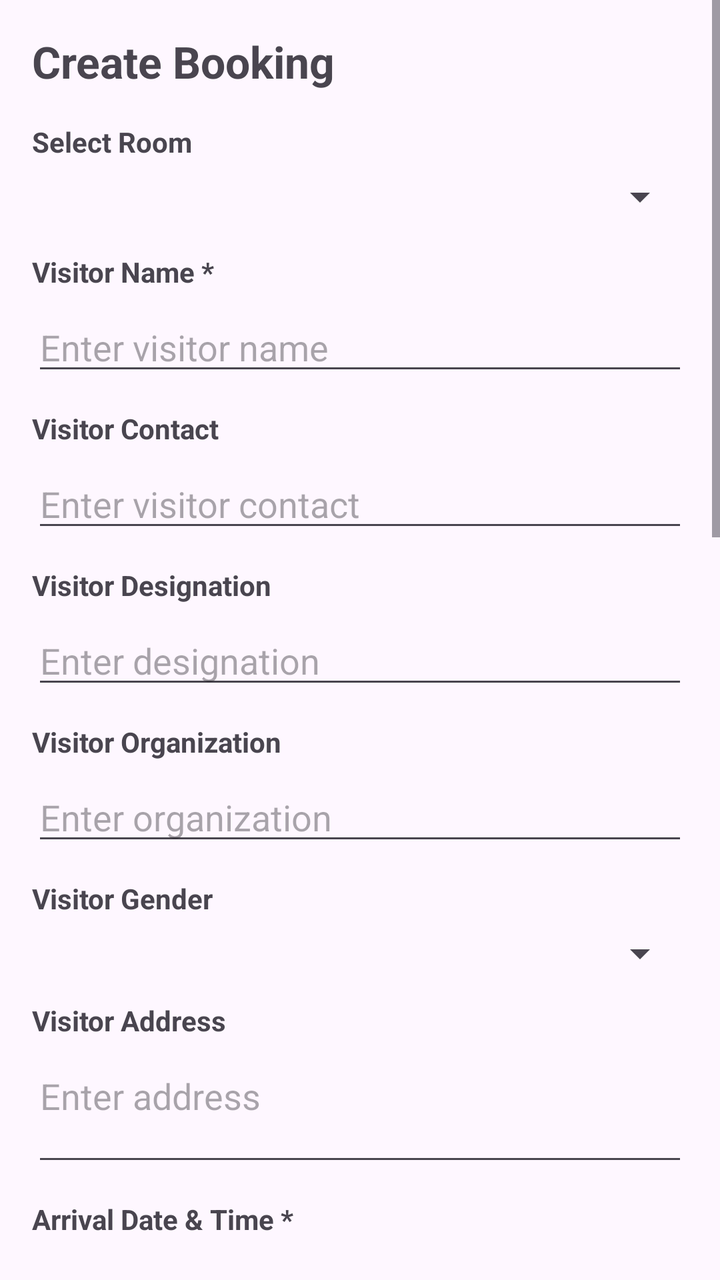
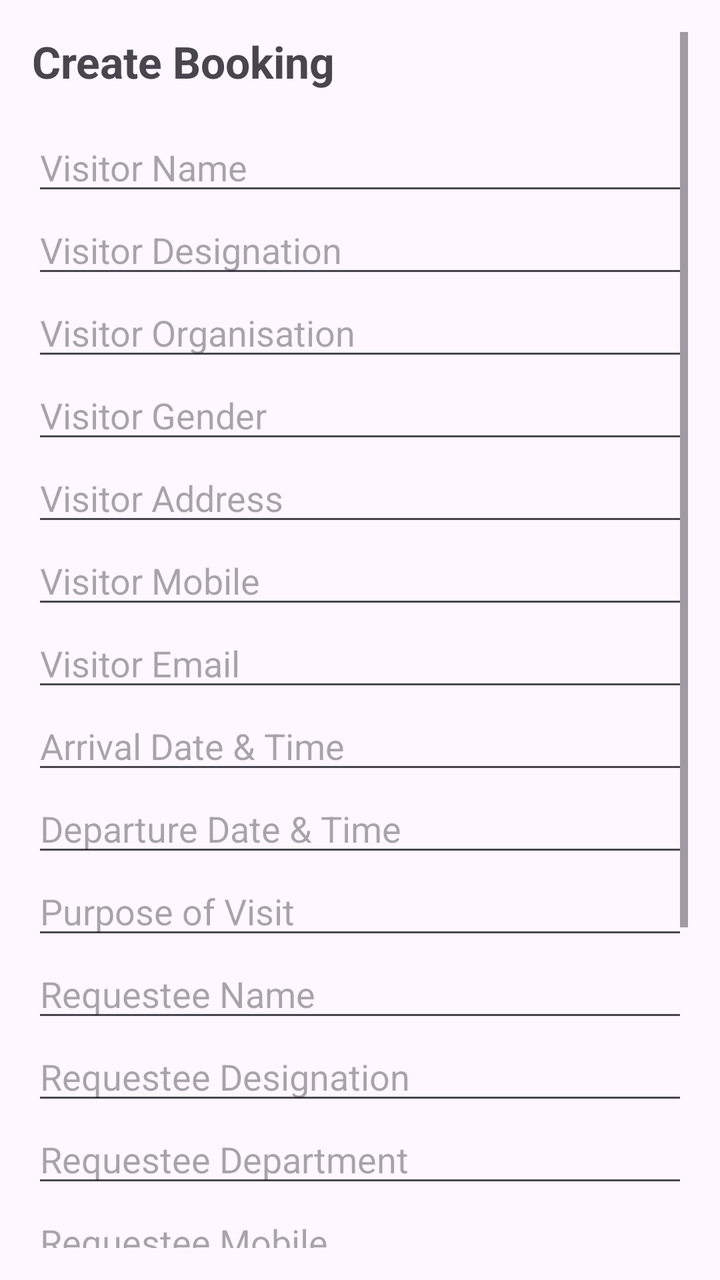

Two renders of the same Android screen: before a commit and after it. Below are the layout's source before the change and the commit's diff.
<!-- AndroidManifest.xml: application theme Theme.P2PRoomBooking -->
<!-- res/layout/activity_create_booking.xml -->
<?xml version="1.0" encoding="utf-8"?>
<ScrollView xmlns:android="http://schemas.android.com/apk/res/android"
    android:layout_width="match_parent"
    android:layout_height="match_parent"
    android:fillViewport="true">

    <LinearLayout
        android:layout_width="match_parent"
        android:layout_height="wrap_content"
        android:orientation="vertical"
        android:padding="16dp">

        <TextView
            android:id="@+id/tvTitle"
            android:layout_width="wrap_content"
            android:layout_height="wrap_content"
            android:text="Create Booking"
            android:textSize="22sp"
            android:textStyle="bold"
            android:layout_marginBottom="16dp" />

        <TextView
            android:layout_width="wrap_content"
            android:layout_height="wrap_content"
            android:text="Select Room"
            android:textStyle="bold"
            android:layout_marginBottom="6dp" />

        <Spinner
            android:id="@+id/spRooms"
            android:layout_width="match_parent"
            android:layout_height="wrap_content"
            android:layout_marginBottom="16dp" />

        <TextView
            android:layout_width="wrap_content"
            android:layout_height="wrap_content"
            android:text="Visitor Name *"
            android:textStyle="bold"
            android:layout_marginBottom="6dp" />

        <EditText
            android:id="@+id/etVisitorName"
            android:layout_width="match_parent"
            android:layout_height="wrap_content"
            android:hint="Enter visitor name"
            android:inputType="textPersonName"
            android:layout_marginBottom="12dp" />

        <TextView
            android:layout_width="wrap_content"
            android:layout_height="wrap_content"
            android:text="Visitor Contact"
            android:textStyle="bold"
            android:layout_marginBottom="6dp" />

        <EditText
            android:id="@+id/etVisitorContact"
            android:layout_width="match_parent"
            android:layout_height="wrap_content"
            android:hint="Enter visitor contact"
            android:inputType="phone"
            android:layout_marginBottom="12dp" />

        <TextView
            android:layout_width="wrap_content"
            android:layout_height="wrap_content"
            android:text="Visitor Designation"
            android:textStyle="bold"
            android:layout_marginBottom="6dp" />

        <EditText
            android:id="@+id/etVisitorDesignation"
            android:layout_width="match_parent"
            android:layout_height="wrap_content"
            android:hint="Enter designation"
            android:inputType="text"
            android:layout_marginBottom="12dp" />

        <TextView
            android:layout_width="wrap_content"
            android:layout_height="wrap_content"
            android:text="Visitor Organization"
            android:textStyle="bold"
            android:layout_marginBottom="6dp" />

        <EditText
            android:id="@+id/etVisitorOrganization"
            android:layout_width="match_parent"
            android:layout_height="wrap_content"
            android:hint="Enter organization"
            android:inputType="text"
            android:layout_marginBottom="12dp" />

        <TextView
            android:layout_width="wrap_content"
            android:layout_height="wrap_content"
            android:text="Visitor Gender"
            android:textStyle="bold"
            android:layout_marginBottom="6dp" />

        <Spinner
            android:id="@+id/spVisitorGender"
            android:layout_width="match_parent"
            android:layout_height="wrap_content"
            android:layout_marginBottom="12dp" />

        <TextView
            android:layout_width="wrap_content"
            android:layout_height="wrap_content"
            android:text="Visitor Address"
            android:textStyle="bold"
            android:layout_marginBottom="6dp" />

        <EditText
            android:id="@+id/etVisitorAddress"
            android:layout_width="match_parent"
            android:layout_height="wrap_content"
            android:hint="Enter address"
            android:inputType="textMultiLine"
            android:minLines="2"
            android:gravity="top|start"
            android:layout_marginBottom="12dp" />

        <TextView
            android:layout_width="wrap_content"
            android:layout_height="wrap_content"
            android:text="Arrival Date &amp; Time *"
            android:textStyle="bold"
            android:layout_marginBottom="6dp" />

        <EditText
            android:id="@+id/etStartDateTime"
            android:layout_width="match_parent"
            android:layout_height="wrap_content"
            android:hint="Select arrival date and time"
            android:focusable="false"
            android:clickable="true"
            android:cursorVisible="false"
            android:inputType="none"
            android:layout_marginBottom="12dp" />

        <TextView
            android:layout_width="wrap_content"
            android:layout_height="wrap_content"
            android:text="Departure Date &amp; Time *"
            android:textStyle="bold"
            android:layout_marginBottom="6dp" />

        <EditText
            android:id="@+id/etEndDateTime"
            android:layout_width="match_parent"
            android:layout_height="wrap_content"
            android:hint="Select departure date and time"
            android:focusable="false"
            android:clickable="true"
            android:cursorVisible="false"
            android:inputType="none"
            android:layout_marginBottom="12dp" />

        <TextView
            android:layout_width="wrap_content"
            android:layout_height="wrap_content"
            android:text="Purpose of Visit"
            android:textStyle="bold"
            android:layout_marginBottom="6dp" />

        <EditText
            android:id="@+id/etPurpose"
            android:layout_width="match_parent"
            android:layout_height="wrap_content"
            android:hint="Enter purpose"
            android:inputType="textMultiLine"
            android:minLines="2"
            android:gravity="top|start"
            android:layout_marginBottom="12dp" />

        <TextView
            android:layout_width="wrap_content"
            android:layout_height="wrap_content"
            android:text="Coordinator Name *"
            android:textStyle="bold"
            android:layout_marginBottom="6dp" />

        <EditText
            android:id="@+id/etCoordinatorName"
            android:layout_width="match_parent"
            android:layout_height="wrap_content"
            android:hint="Enter coordinator name"
            android:inputType="textPersonName"
            android:layout_marginBottom="12dp" />

        <TextView
            android:layout_width="wrap_content"
            android:layout_height="wrap_content"
            android:text="Coordinator Designation"
            android:textStyle="bold"
            android:layout_marginBottom="6dp" />

        <EditText
            android:id="@+id/etCoordinatorDesignation"
            android:layout_width="match_parent"
            android:layout_height="wrap_content"
            android:hint="Enter designation"
            android:inputType="text"
            android:layout_marginBottom="12dp" />

        <TextView
            android:layout_width="wrap_content"
            android:layout_height="wrap_content"
            android:text="Coordinator Department"
            android:textStyle="bold"
            android:layout_marginBottom="6dp" />

        <EditText
            android:id="@+id/etCoordinatorDepartment"
            android:layout_width="match_parent"
            android:layout_height="wrap_content"
            android:hint="Enter department"
            android:inputType="text"
            android:layout_marginBottom="12dp" />

        <TextView
            android:layout_width="wrap_content"
            android:layout_height="wrap_content"
            android:text="Coordinator Mobile"
            android:textStyle="bold"
            android:layout_marginBottom="6dp" />

        <EditText
            android:id="@+id/etCoordinatorMobile"
            android:layout_width="match_parent"
            android:layout_height="wrap_content"
            android:hint="Enter mobile"
            android:inputType="phone"
            android:layout_marginBottom="12dp" />

        <TextView
            android:layout_width="wrap_content"
            android:layout_height="wrap_content"
            android:text="Logistics Name / Designation"
            android:textStyle="bold"
            android:layout_marginBottom="6dp" />

        <EditText
            android:id="@+id/etLogisticsNameDesignation"
            android:layout_width="match_parent"
            android:layout_height="wrap_content"
            android:hint="Enter logistics name/designation"
            android:inputType="text"
            android:layout_marginBottom="12dp" />

        <TextView
            android:layout_width="wrap_content"
            android:layout_height="wrap_content"
            android:text="Logistics Mobile"
            android:textStyle="bold"
            android:layout_marginBottom="6dp" />

        <EditText
            android:id="@+id/etLogisticsMobile"
            android:layout_width="match_parent"
            android:layout_height="wrap_content"
            android:hint="Enter logistics mobile"
            android:inputType="phone"
            android:layout_marginBottom="12dp" />

        <TextView
            android:layout_width="wrap_content"
            android:layout_height="wrap_content"
            android:text="Remarks"
            android:textStyle="bold"
            android:layout_marginBottom="6dp" />

        <EditText
            android:id="@+id/etRemarks"
            android:layout_width="match_parent"
            android:layout_height="wrap_content"
            android:hint="Enter remarks"
            android:inputType="textMultiLine"
            android:minLines="2"
            android:gravity="top|start"
            android:layout_marginBottom="16dp" />

        <Button
            android:id="@+id/btnSave"
            android:layout_width="match_parent"
            android:layout_height="wrap_content"
            android:text="Save Booking"
            android:layout_marginBottom="12dp" />

        <TextView
            android:id="@+id/tvMsg"
            android:layout_width="match_parent"
            android:layout_height="wrap_content"
            android:text=""
            android:textSize="14sp" />

    </LinearLayout>
</ScrollView>
<!-- resources referenced by this layout -->
<resources>
  <style name="Theme.P2PRoomBooking" parent="Base.Theme.P2PRoomBooking" />
  <style name="Base.Theme.P2PRoomBooking" parent="Theme.Material3.DayNight.NoActionBar">
          
          
      </style>
</resources>

<!-- the commit's change to res/layout/activity_create_booking.xml (unified diff, before → after) -->
@@ -2,16 +2,14 @@
 <ScrollView xmlns:android="http://schemas.android.com/apk/res/android"
     android:layout_width="match_parent"
     android:layout_height="match_parent"
-    android:fillViewport="true">
+    android:padding="16dp">
 
     <LinearLayout
         android:layout_width="match_parent"
         android:layout_height="wrap_content"
-        android:orientation="vertical"
-        android:padding="16dp">
+        android:orientation="vertical">
 
         <TextView
-            android:id="@+id/tvTitle"
             android:layout_width="wrap_content"
             android:layout_height="wrap_content"
             android:text="Create Booking"
@@ -19,282 +17,141 @@
             android:textStyle="bold"
             android:layout_marginBottom="16dp" />
 
-        <TextView
-            android:layout_width="wrap_content"
-            android:layout_height="wrap_content"
-            android:text="Select Room"
-            android:textStyle="bold"
-            android:layout_marginBottom="6dp" />
-
-        <Spinner
-            android:id="@+id/spRooms"
-            android:layout_width="match_parent"
-            android:layout_height="wrap_content"
-            android:layout_marginBottom="16dp" />
-
-        <TextView
-            android:layout_width="wrap_content"
-            android:layout_height="wrap_content"
-            android:text="Visitor Name *"
-            android:textStyle="bold"
-            android:layout_marginBottom="6dp" />
-
         <EditText
             android:id="@+id/etVisitorName"
             android:layout_width="match_parent"
             android:layout_height="wrap_content"
-            android:hint="Enter visitor name"
-            android:inputType="textPersonName"
-            android:layout_marginBottom="12dp" />
-
-        <TextView
-            android:layout_width="wrap_content"
-            android:layout_height="wrap_content"
-            android:text="Visitor Contact"
-            android:textStyle="bold"
-            android:layout_marginBottom="6dp" />
-
-        <EditText
-            android:id="@+id/etVisitorContact"
-            android:layout_width="match_parent"
-            android:layout_height="wrap_content"
-            android:hint="Enter visitor contact"
-            android:inputType="phone"
-            android:layout_marginBottom="12dp" />
-
-        <TextView
-            android:layout_width="wrap_content"
-            android:layout_height="wrap_content"
-            android:text="Visitor Designation"
-            android:textStyle="bold"
-            android:layout_marginBottom="6dp" />
+            android:hint="Visitor Name" />
 
         <EditText
             android:id="@+id/etVisitorDesignation"
             android:layout_width="match_parent"
             android:layout_height="wrap_content"
-            android:hint="Enter designation"
-            android:inputType="text"
-            android:layout_marginBottom="12dp" />
-
-        <TextView
-            android:layout_width="wrap_content"
-            android:layout_height="wrap_content"
-            android:text="Visitor Organization"
-            android:textStyle="bold"
-            android:layout_marginBottom="6dp" />
+            android:hint="Visitor Designation" />
 
         <EditText
-            android:id="@+id/etVisitorOrganization"
+            android:id="@+id/etVisitorOrganisation"
             android:layout_width="match_parent"
             android:layout_height="wrap_content"
-            android:hint="Enter organization"
-            android:inputType="text"
-            android:layout_marginBottom="12dp" />
+            android:hint="Visitor Organisation" />
 
-        <TextView
-            android:layout_width="wrap_content"
-            android:layout_height="wrap_content"
-            android:text="Visitor Gender"
-            android:textStyle="bold"
-            android:layout_marginBottom="6dp" />
-
-        <Spinner
-            android:id="@+id/spVisitorGender"
+        <EditText
+            android:id="@+id/etVisitorGender"
             android:layout_width="match_parent"
             android:layout_height="wrap_content"
-            android:layout_marginBottom="12dp" />
-
-        <TextView
-            android:layout_width="wrap_content"
-            android:layout_height="wrap_content"
-            android:text="Visitor Address"
-            android:textStyle="bold"
-            android:layout_marginBottom="6dp" />
+            android:hint="Visitor Gender" />
 
         <EditText
             android:id="@+id/etVisitorAddress"
             android:layout_width="match_parent"
             android:layout_height="wrap_content"
-            android:hint="Enter address"
-            android:inputType="textMultiLine"
-            android:minLines="2"
-            android:gravity="top|start"
-            android:layout_marginBottom="12dp" />
-
-        <TextView
-            android:layout_width="wrap_content"
-            android:layout_height="wrap_content"
-            android:text="Arrival Date &amp; Time *"
-            android:textStyle="bold"
-            android:layout_marginBottom="6dp" />
+            android:hint="Visitor Address" />
 
         <EditText
-            android:id="@+id/etStartDateTime"
+            android:id="@+id/etVisitorMobile"
             android:layout_width="match_parent"
             android:layout_height="wrap_content"
-            android:hint="Select arrival date and time"
+            android:hint="Visitor Mobile"
+            android:inputType="phone" />
+
+        <EditText
+            android:id="@+id/etVisitorEmail"
+            android:layout_width="match_parent"
+            android:layout_height="wrap_content"
+            android:hint="Visitor Email"
+            android:inputType="textEmailAddress" />
+
+
+
+        <EditText
+            android:id="@+id/etArrivalDT"
+            android:layout_width="match_parent"
+            android:layout_height="wrap_content"
+            android:hint="Arrival Date &amp; Time"
             android:focusable="false"
             android:clickable="true"
-            android:cursorVisible="false"
-            android:inputType="none"
-            android:layout_marginBottom="12dp" />
-
-        <TextView
-            android:layout_width="wrap_content"
-            android:layout_height="wrap_content"
-            android:text="Departure Date &amp; Time *"
-            android:textStyle="bold"
-            android:layout_marginBottom="6dp" />
+            android:inputType="none"/>
 
         <EditText
-            android:id="@+id/etEndDateTime"
+            android:id="@+id/etDepartureDT"
             android:layout_width="match_parent"
             android:layout_height="wrap_content"
-            android:hint="Select departure date and time"
+            android:hint="Departure Date &amp; Time"
             android:focusable="false"
             android:clickable="true"
-            android:cursorVisible="false"
-            android:inputType="none"
-            android:layout_marginBottom="12dp" />
-
-        <TextView
-            android:layout_width="wrap_content"
-            android:layout_height="wrap_content"
-            android:text="Purpose of Visit"
-            android:textStyle="bold"
-            android:layout_marginBottom="6dp" />
+            android:inputType="none"/>
 
         <EditText
             android:id="@+id/etPurpose"
             android:layout_width="match_parent"
             android:layout_height="wrap_content"
-            android:hint="Enter purpose"
-            android:inputType="textMultiLine"
-            android:minLines="2"
-            android:gravity="top|start"
-            android:layout_marginBottom="12dp" />
-
-        <TextView
-            android:layout_width="wrap_content"
-            android:layout_height="wrap_content"
-            android:text="Coordinator Name *"
-            android:textStyle="bold"
-            android:layout_marginBottom="6dp" />
+            android:hint="Purpose of Visit" />
 
         <EditText
-            android:id="@+id/etCoordinatorName"
+            android:id="@+id/etRequesteeName"
             android:layout_width="match_parent"
             android:layout_height="wrap_content"
-            android:hint="Enter coordinator name"
-            android:inputType="textPersonName"
-            android:layout_marginBottom="12dp" />
-
-        <TextView
-            android:layout_width="wrap_content"
-            android:layout_height="wrap_content"
-            android:text="Coordinator Designation"
-            android:textStyle="bold"
-            android:layout_marginBottom="6dp" />
+            android:hint="Requestee Name" />
 
         <EditText
-            android:id="@+id/etCoordinatorDesignation"
+            android:id="@+id/etRequesteeDesignation"
             android:layout_width="match_parent"
             android:layout_height="wrap_content"
-            android:hint="Enter designation"
-            android:inputType="text"
-            android:layout_marginBottom="12dp" />
-
-        <TextView
-            android:layout_width="wrap_content"
-            android:layout_height="wrap_content"
-            android:text="Coordinator Department"
-            android:textStyle="bold"
-            android:layout_marginBottom="6dp" />
+            android:hint="Requestee Designation" />
 
         <EditText
-            android:id="@+id/etCoordinatorDepartment"
+            android:id="@+id/etRequesteeDepartment"
             android:layout_width="match_parent"
             android:layout_height="wrap_content"
-            android:hint="Enter department"
-            android:inputType="text"
-            android:layout_marginBottom="12dp" />
-
-        <TextView
-            android:layout_width="wrap_content"
-            android:layout_height="wrap_content"
-            android:text="Coordinator Mobile"
-            android:textStyle="bold"
-            android:layout_marginBottom="6dp" />
+            android:hint="Requestee Department" />
 
         <EditText
-            android:id="@+id/etCoordinatorMobile"
+            android:id="@+id/etRequesteeMobile"
             android:layout_width="match_parent"
             android:layout_height="wrap_content"
-            android:hint="Enter mobile"
-            android:inputType="phone"
-            android:layout_marginBottom="12dp" />
-
-        <TextView
-            android:layout_width="wrap_content"
-            android:layout_height="wrap_content"
-            android:text="Logistics Name / Designation"
-            android:textStyle="bold"
-            android:layout_marginBottom="6dp" />
+            android:hint="Requestee Mobile"
+            android:inputType="phone" />
 
         <EditText
-            android:id="@+id/etLogisticsNameDesignation"
+            android:id="@+id/etLogisticsName"
             android:layout_width="match_parent"
             android:layout_height="wrap_content"
-            android:hint="Enter logistics name/designation"
-            android:inputType="text"
-            android:layout_marginBottom="12dp" />
+            android:hint="Logistics Name" />
 
-        <TextView
-            android:layout_width="wrap_content"
+        <EditText
+            android:id="@+id/etLogisticsDesignation"
+            android:layout_width="match_parent"
             android:layout_height="wrap_content"
-            android:text="Logistics Mobile"
-            android:textStyle="bold"
-            android:layout_marginBottom="6dp" />
+            android:hint="Logistics Designation" />
 
         <EditText
             android:id="@+id/etLogisticsMobile"
             android:layout_width="match_parent"
             android:layout_height="wrap_content"
-            android:hint="Enter logistics mobile"
-            android:inputType="phone"
-            android:layout_marginBottom="12dp" />
+            android:hint="Logistics Mobile"
+            android:inputType="phone" />
+
+        <EditText
+            android:id="@+id/etRoomId"
+            android:layout_width="match_parent"
+            android:layout_height="wrap_content"
+            android:hint="Room ID"
+            android:inputType="number" />
 
         <TextView
-            android:layout_width="wrap_content"
-            android:layout_height="wrap_content"
-            android:text="Remarks"
-            android:textStyle="bold"
-            android:layout_marginBottom="6dp" />
-
-        <EditText
-            android:id="@+id/etRemarks"
+            android:id="@+id/tvMessage"
             android:layout_width="match_parent"
             android:layout_height="wrap_content"
-            android:hint="Enter remarks"
-            android:inputType="textMultiLine"
-            android:minLines="2"
-            android:gravity="top|start"
-            android:layout_marginBottom="16dp" />
+            android:textColor="@android:color/holo_red_dark"
+            android:layout_marginTop="12dp"
+            android:visibility="gone" />
 
         <Button
-            android:id="@+id/btnSave"
+            android:id="@+id/btnCreateBooking"
             android:layout_width="match_parent"
             android:layout_height="wrap_content"
-            android:text="Save Booking"
-            android:layout_marginBottom="12dp" />
-
-        <TextView
-            android:id="@+id/tvMsg"
-            android:layout_width="match_parent"
-            android:layout_height="wrap_content"
-            android:text=""
-            android:textSize="14sp" />
+            android:text="Create Booking"
+            android:layout_marginTop="16dp" />
 
     </LinearLayout>
 </ScrollView>
